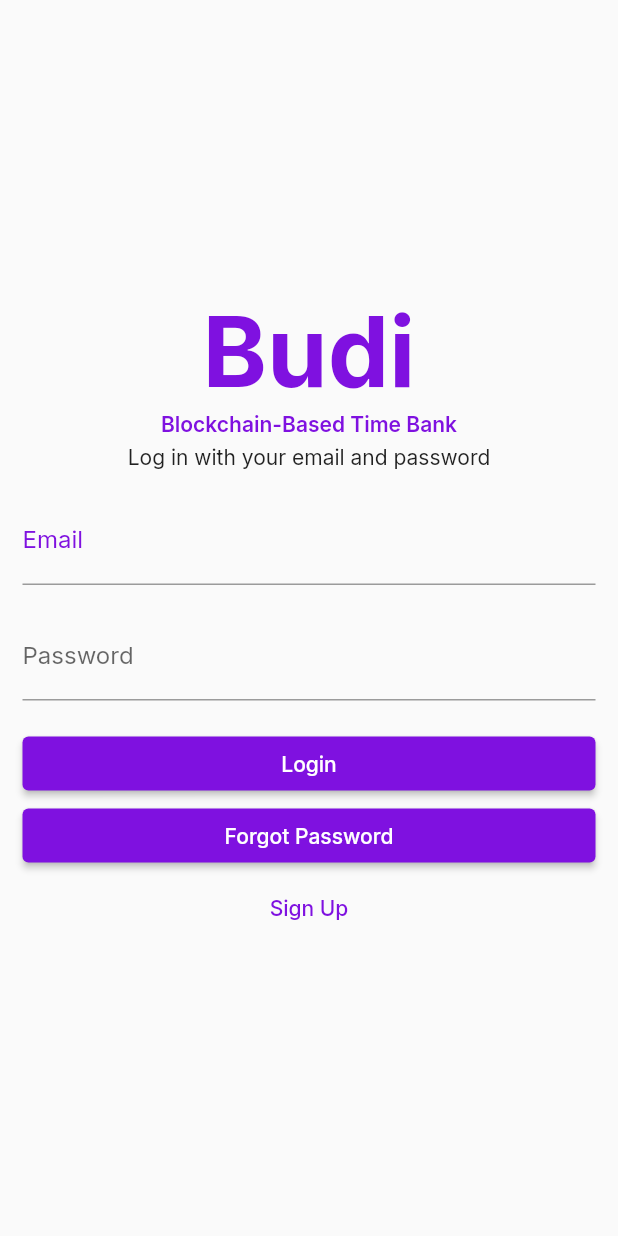
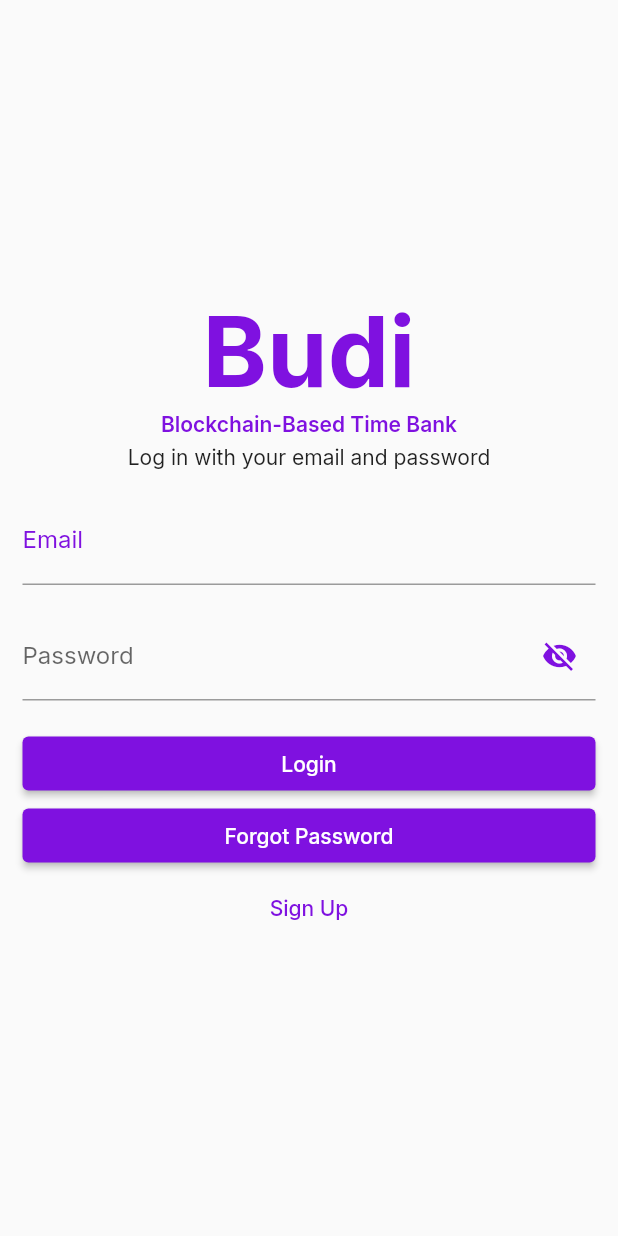
Before and after one commit to de-timebank/frontend, a Flutter app: the screen it shows after launch, on a phone screen of 412 x 824 dp. Run offline on Flutter 3.47's test engine with Material 2 defaults, Android fonts, the phone set to English and light mode, and no system bars; our stand-ins replace google_fonts, image_picker, supabase_flutter; missing offline and left inert: textfield_tags; accounts and stored records are empty.

Commit message:
change app name
update password textformfiled
fix user already registered?

```diff
--- a/lib/auth pages/loginPage.dart
+++ b/lib/auth pages/loginPage.dart
@@ -15,6 +15,7 @@ class LoginPage extends StatefulWidget {
 class _LoginPageState extends State<LoginPage> {
   bool _isLoading = false;
   bool _redirecting = false;
+  bool _passwordVisible = false;
   late final TextEditingController _emailController;
   late final TextEditingController _passwordController;
   late final StreamSubscription<AuthState> _authStateSubscription;
@@ -37,7 +38,7 @@ class _LoginPageState extends State<LoginPage> {
     } on AuthException catch (error) {
       context.showErrorSnackBar(message: error.message);
     } catch (error) {
-      context.showErrorSnackBar(message: 'Unexpected error occured');
+      context.showErrorSnackBar(message: 'User is already registered');
     }
     setState(() {
       _isLoading = false;
@@ -130,7 +131,23 @@ class _LoginPageState extends State<LoginPage> {
             const SizedBox(height: 18),
             TextFormField(
               controller: _passwordController,
-              decoration: const InputDecoration(labelText: 'Password'),
+              obscureText: !_passwordVisible,
+              decoration: InputDecoration(
+                labelText: 'Password',
+                suffixIcon: IconButton(
+                  icon: Icon(
+                    // Based on passwordVisible state choose the icon
+                    _passwordVisible ? Icons.visibility : Icons.visibility_off,
+                    color: Theme.of(context).primaryColor,
+                  ),
+                  onPressed: () {
+                    // Update the state i.e. toogle the state of passwordVisible variable
+                    setState(() {
+                      _passwordVisible = !_passwordVisible;
+                    });
+                  },
+                ),
+              ),
             ),
             const SizedBox(height: 18),
             ElevatedButton(
--- a/lib/main.dart
+++ b/lib/main.dart
@@ -6,7 +6,7 @@ import 'package:testfyp/auth%20pages/account_page.dart';
 import 'package:testfyp/auth%20pages/loginPage.dart';
 import 'package:testfyp/auth%20pages/password.dart';
 import 'package:testfyp/auth%20pages/signUpPage.dart';
-import 'package:testfyp/auth%20pages/splash_page.dart';
+import 'package:testfyp/splash_page.dart';
 import 'package:testfyp/profile%20pages/profile.dart';
 
 //adb shell am start -W -a android.intent.action.VIEW -d "io.supabase.flutterquickstart://login-callback/"
--- a/lib/profile pages/profile.dart
+++ b/lib/profile pages/profile.dart
@@ -5,7 +5,7 @@ import 'package:supabase_flutter/supabase_flutter.dart';
 import 'package:testfyp/components/avatar.dart';
 import 'package:testfyp/components/constants.dart';
 import 'package:testfyp/auth%20pages/account_page.dart';
-import 'package:testfyp/auth%20pages/splash_page.dart';
+import 'package:testfyp/splash_page.dart';
 
 class ProfilePage extends StatefulWidget {
   ProfilePage({Key? key}) : super(key: key);
--- a/lib/auth pages/splash_page.dart
+++ b/lib/splash_page.dart
@@ -42,7 +42,9 @@ class _SplashPageState extends State<SplashPage> {
     }
 
     _redicrectCalled = true;
+
     final session = supabase.auth.currentSession;
+
     if (session != null) {
       Navigator.of(context).pushReplacementNamed('/navigation');
     } else {
```
Also changed, not shown: lib/auth pages/account_page.dart (+12 -4 lines), lib/auth pages/signUpPage.dart (+40 -6 lines), 1 other file.
